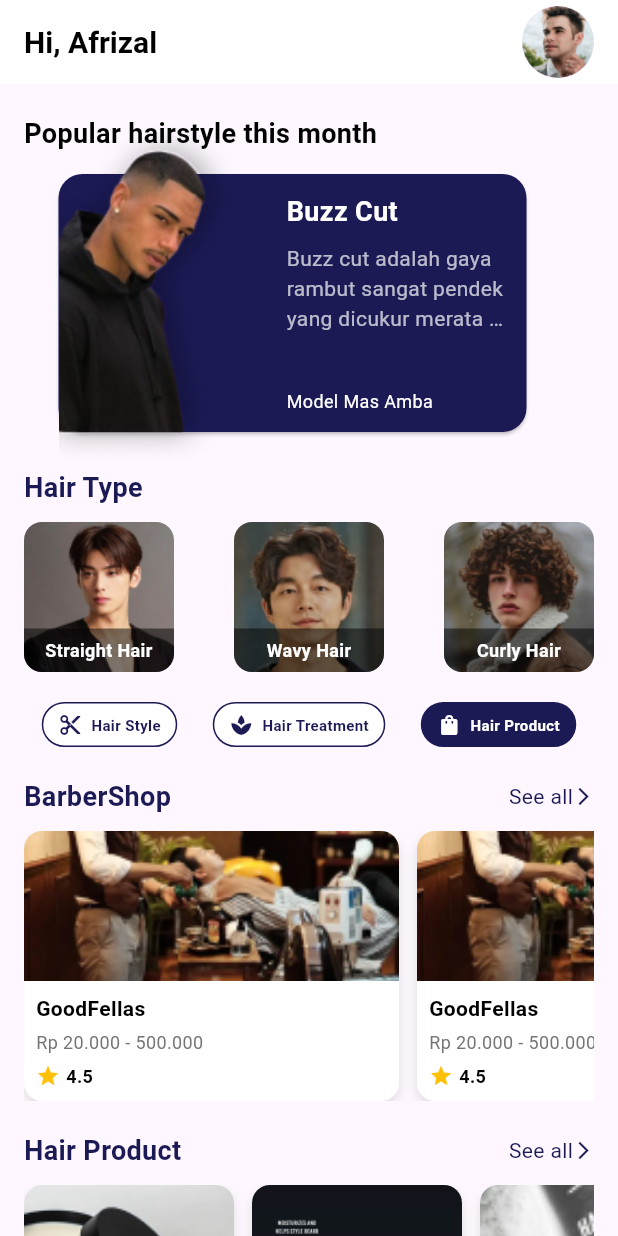
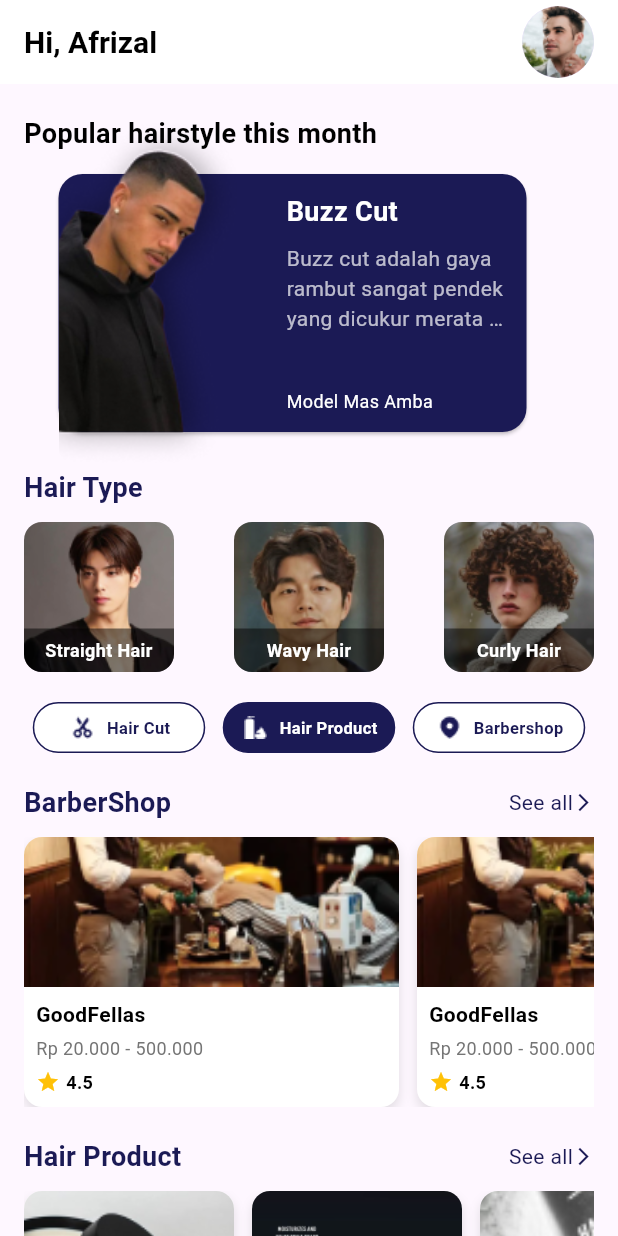
Before and after one commit to DennisParulianPanjaitan/PBL-Hairstyle, a Flutter app: the HomeScreen screen opened directly, after a tap on "Hair Product", on a phone screen of 412 x 824 dp. Run offline on Flutter 3.47's test engine with Material 3 defaults, Android fonts, the phone set to English and light mode, and no system bars; our stand-ins replace camera, image_picker.

Commit message:
Fix : Change buildmenu into widget menu button

```diff
--- a/Hairstyle/lib/screens/home_screen.dart
+++ b/Hairstyle/lib/screens/home_screen.dart
@@ -1,4 +1,6 @@
 import 'package:flutter/material.dart';
+
+import '../widgets/menu_button.dart';
 
 class HomeScreen extends StatefulWidget {
   @override
@@ -28,8 +30,8 @@ class _HomeScreenState extends State<HomeScreen> {
             Spacer(),
             CircleAvatar(
               radius: 24,
-              backgroundImage:
-                  AssetImage('assets/images/home_profile.jpeg'), // Gambar profil
+              backgroundImage: AssetImage(
+                  'assets/images/home_profile.jpeg'), // Gambar profil
             ),
           ],
         ),
@@ -76,7 +78,8 @@ class _HomeScreenState extends State<HomeScreen> {
             Row(
               mainAxisAlignment: MainAxisAlignment.spaceBetween,
               children: [
-                _buildHairTypeCard("Straight Hair", "assets/images/straight.jpeg"),
+                _buildHairTypeCard(
+                    "Straight Hair", "assets/images/straight.jpeg"),
                 _buildHairTypeCard("Wavy Hair", "assets/images/wavy.jpeg"),
                 _buildHairTypeCard("Curly Hair", "assets/images/curly.jpeg"),
               ],
@@ -85,9 +88,45 @@ class _HomeScreenState extends State<HomeScreen> {
             Row(
               mainAxisAlignment: MainAxisAlignment.spaceAround,
               children: [
-                _buildMenuButton(Icons.cut, "Hair Style"),
-                _buildMenuButton(Icons.spa, "Hair Treatment"),
-                _buildMenuButton(Icons.shopping_bag, "Hair Product"),
+                MenuButton(
+                  activeImagePath:
+                      "assets/icons/cutp.png", // Ganti dengan path gambar aktif
+                  inactiveImagePath:
+                      "assets/icons/cutb.png", // Ganti dengan path gambar tidak aktif
+                  label: "Hair Cut",
+                  isSelected: selectedMenu == "Hair Cut",
+                  onTap: () {
+                    setState(() {
+                      selectedMenu = "Hair Cut";
+                    });
+                  },
+                ),
+                MenuButton(
+                  activeImagePath:
+                      "assets/icons/foamp.png", // Ganti dengan path gambar aktif
+                  inactiveImagePath:
+                      "assets/icons/foamb.png", // Ganti dengan path gambar tidak aktif
+                  label: "Hair Product",
+                  isSelected: selectedMenu == "Hair Product",
+                  onTap: () {
+                    setState(() {
+                      selectedMenu = "Hair Product";
+                    });
+                  },
+                ),
+                MenuButton(
+                  activeImagePath:
+                      "assets/icons/Locationp.png", // Ganti dengan path gambar aktif
+                  inactiveImagePath:
+                      "assets/icons/Locationb.png", // Ganti dengan path gambar tidak aktif
+                  label: "Barbershop",
+                  isSelected: selectedMenu == "Barbershop",
+                  onTap: () {
+                    setState(() {
+                      selectedMenu = "Barbershop";
+                    });
+                  },
+                ),
               ],
             ),
             SizedBox(height: 20),
@@ -331,44 +370,6 @@ Container(
     );
   }
 
-  Widget _buildMenuButton(IconData icon, String label) {
-    bool isSelected = selectedMenu == label;
-
-    return GestureDetector(
-      onTap: () {
-        setState(() {
-          selectedMenu = label; // Mengubah menu aktif
-        });
-      },
-      child: Container(
-        padding: EdgeInsets.symmetric(horizontal: 10, vertical: 6), // Ukuran lebih kecil
-        decoration: BoxDecoration(
-          color: isSelected ? Color(0xFF1B1A55) : Colors.white,
-          borderRadius: BorderRadius.circular(20), // Lebih kecil dari sebelumnya
-          border: Border.all(color: Color(0xFF1B1A55)),
-        ),
-        child: Row(
-          children: [
-            Icon(
-              icon,
-              color: isSelected ? Colors.white : Color(0xFF1B1A55),
-              size: 16, // Ukuran ikon lebih kecil
-            ),
-            SizedBox(width: 6), // Jarak lebih kecil
-            Text(
-              label,
-              style: TextStyle(
-                fontSize: 10, // Ukuran teks lebih kecil
-                fontWeight: FontWeight.bold,
-                color: isSelected ? Colors.white : Color(0xFF1B1A55),
-              ),
-            ),
-          ],
-        ),
-      ),
-    );
-  }
-
   Widget _buildBarberShopCard(
       String name, String price, double rating, String imagePath) {
     return Container(
@@ -444,7 +445,9 @@ Container(
       ),
     );
   }
-  Widget _buildHairProductCard(String name, String description, String imagePath) {
+
+  Widget _buildHairProductCard(
+      String name, String description, String imagePath) {
     return Container(
       width: 140, // Atur lebar kartu
       margin: EdgeInsets.only(right: 12),
@@ -499,5 +502,4 @@ Container(
       ),
     );
   }
-
 }
```
Lines whose indentation alone changed are shown as unchanged.
